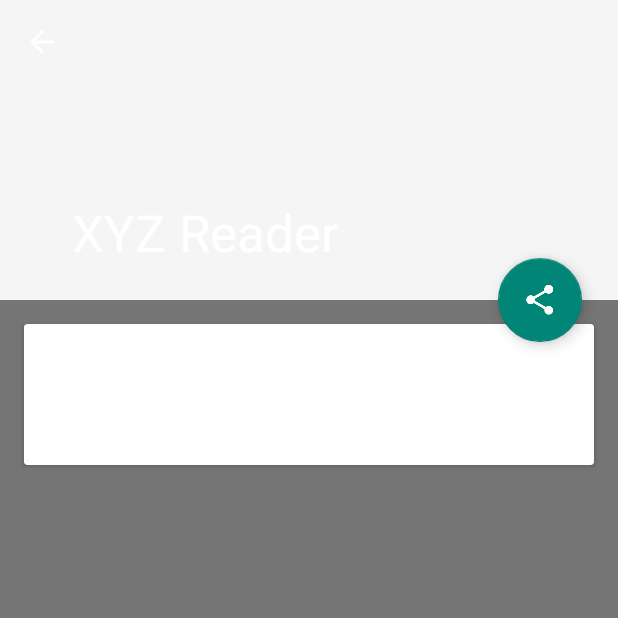
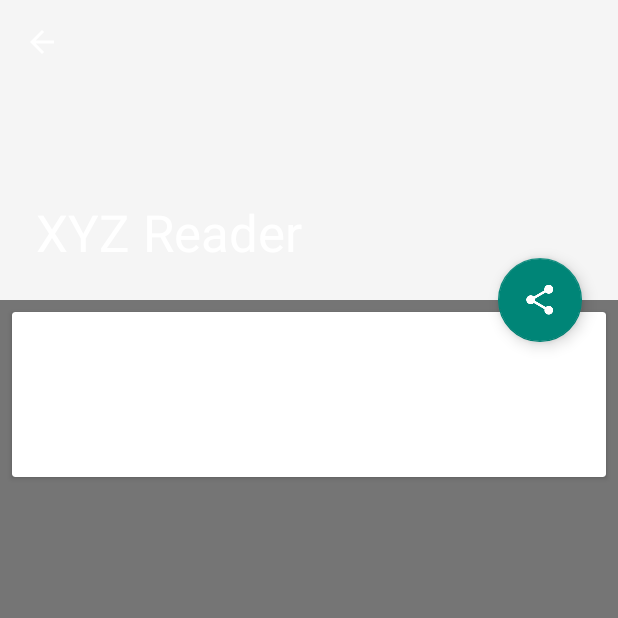
Before and after one commit to saurabh947/XYZReader, an Android app: the ArticleDetailActivity screen opened directly, with no data from a screen before it, on a phone screen of 412 x 824 dp, the top half of it. Run offline under Robolectric (Android 15) with nearby library versions, the phone set to English and light mode, and no system bars.

Commit message:
feat: Implemented Material Design Part 2

```diff
--- a/XYZReader/src/main/AndroidManifest.xml
+++ b/XYZReader/src/main/AndroidManifest.xml
@@ -16,6 +16,7 @@
 
         <activity
             android:name=".ui.activities.ArticleListActivity"
+            android:theme="@style/AppTheme"
             android:label="@string/app_name">
             <intent-filter>
                 <action android:name="android.intent.action.MAIN" />
@@ -25,6 +26,7 @@
 
         <activity
             android:name=".ui.activities.ArticleDetailActivity"
+            android:theme="@style/AppTheme"
             android:parentActivityName=".ui.activities.ArticleListActivity">
             <intent-filter>
                 <action android:name="android.intent.action.VIEW" />
--- a/XYZReader/src/main/java/com/example/xyzreader/ui/adapters/ArticleListAdapter.java
+++ b/XYZReader/src/main/java/com/example/xyzreader/ui/adapters/ArticleListAdapter.java
@@ -53,7 +53,7 @@ public class ArticleListAdapter extends RecyclerView.Adapter<ViewHolder> {
                 mCursor.getLong(ArticleLoader.Query.PUBLISHED_DATE),
                 System.currentTimeMillis(), DateUtils.HOUR_IN_MILLIS,
                 DateUtils.FORMAT_ABBREV_ALL).toString()
-                + " by "
+                + " by \n"
                 + mCursor.getString(ArticleLoader.Query.AUTHOR);
         holder.subtitleView.setText(subtitleText);
         holder.thumbnailView.setImageUrl(mCursor.getString(ArticleLoader.Query.THUMB_URL),
--- a/XYZReader/src/main/res/layout/activity_article_detail.xml
+++ b/XYZReader/src/main/res/layout/activity_article_detail.xml
@@ -2,6 +2,7 @@
     android:id="@+id/main_content"
     xmlns:android="http://schemas.android.com/apk/res/android"
     xmlns:app="http://schemas.android.com/apk/res-auto"
+    xmlns:tools="http://schemas.android.com/tools"
     android:layout_width="match_parent"
     android:layout_height="match_parent"
     android:fitsSystemWindows="true">
@@ -18,9 +19,8 @@
             android:layout_width="match_parent"
             android:layout_height="match_parent"
             android:fitsSystemWindows="true"
-            app:contentScrim="?attr/colorPrimary"
             app:expandedTitleMarginEnd="64dp"
-            app:expandedTitleMarginStart="48dp"
+            app:expandedTitleMarginStart="24dp"
             app:layout_scrollFlags="scroll|exitUntilCollapsed">
 
             <ImageView
@@ -62,17 +62,21 @@
                     style="?android:attr/textAppearanceSmall"
                     android:layout_width="match_parent"
                     android:layout_height="wrap_content"
-                    android:textColor="#8fff"/>
+                    android:layout_marginBottom="@dimen/common_padding_medium"
+                    android:textColor="@color/theme_text_primary"
+                    android:textColorLink="@color/text_link"
+                    tools:text="Subtitle"/>
 
                 <TextView
                     android:id="@+id/article_body"
-                    style="?android:attr/textAppearanceMedium"
                     android:layout_width="match_parent"
                     android:layout_height="wrap_content"
+                    android:layout_marginBottom="@dimen/common_padding_medium"
                     android:lineSpacingMultiplier="@fraction/detail_body_line_spacing_multiplier"
                     android:textColor="@color/theme_text_primary"
                     android:textColorLink="@color/text_link"
-                    android:textSize="@dimen/detail_body_text_size"/>
+                    android:textSize="@dimen/detail_body_text_size"
+                    tools:text="Body"/>
             </LinearLayout>
         </android.support.v7.widget.CardView>
     </android.support.v4.widget.NestedScrollView>
--- a/XYZReader/src/main/res/layout/activity_article_list.xml
+++ b/XYZReader/src/main/res/layout/activity_article_list.xml
@@ -8,7 +8,8 @@
     <android.support.v4.widget.SwipeRefreshLayout
         android:id="@+id/swipe_refresh_layout"
         android:layout_width="match_parent"
-        android:layout_height="match_parent">
+        android:layout_height="match_parent"
+        android:paddingTop="?actionBarSize">
 
         <android.support.v7.widget.RecyclerView
             android:id="@+id/recycler_view"
@@ -17,8 +18,7 @@
             android:clipToPadding="false"
             android:paddingBottom="28dp"
             android:paddingLeft="@dimen/list_side_margin"
-            android:paddingRight="@dimen/list_side_margin"
-            android:paddingTop="?actionBarSize"/>
+            android:paddingRight="@dimen/list_side_margin"/>
     </android.support.v4.widget.SwipeRefreshLayout>
 
     <FrameLayout
--- a/XYZReader/src/main/res/layout/list_item_article.xml
+++ b/XYZReader/src/main/res/layout/list_item_article.xml
@@ -37,7 +37,7 @@
             android:ellipsize="end"
             android:padding="@dimen/common_padding_medium"
             android:paddingTop="@dimen/common_padding_small"
-            android:singleLine="true"
+            android:maxLines="2"
             android:textColor="@color/theme_text_secondary"
             tools:text="Subtitle"/>
     </LinearLayout>
--- a/XYZReader/src/main/res/values/dimens.xml
+++ b/XYZReader/src/main/res/values/dimens.xml
@@ -11,6 +11,7 @@
     <dimen name="common_padding_small">4dp</dimen>
     <dimen name="common_padding_medium">8dp</dimen>
     <dimen name="common_padding_large">16dp</dimen>
+    <dimen name="common_padding_xlarge">24dp</dimen>
 
-    <dimen name="card_margin">16dp</dimen>
+    <dimen name="card_margin">8dp</dimen>
 </resources>
--- a/XYZReader/src/main/res/values/strings.xml
+++ b/XYZReader/src/main/res/values/strings.xml
@@ -9,4 +9,5 @@
 
     <string name="article_image_description">Article Image</string>
 
+    <string name="toast_error_cursor">Error retrieving article details!</string>
 </resources>
--- a/XYZReader/src/main/res/values/styles.xml
+++ b/XYZReader/src/main/res/values/styles.xml
@@ -26,12 +26,12 @@
     </style>
 
     <style name="Widget.CardContent" parent="android:Widget">
-        <item name="android:paddingLeft">16dp</item>
-        <item name="android:paddingRight">16dp</item>
-        <item name="android:paddingTop">24dp</item>
-        <item name="android:paddingBottom">24dp</item>
+        <item name="android:paddingLeft">@dimen/common_padding_large</item>
+        <item name="android:paddingRight">@dimen/common_padding_large</item>
+        <item name="android:paddingTop">@dimen/common_padding_xlarge</item>
+        <item name="android:paddingBottom">@dimen/common_padding_xlarge</item>
         <item name="android:orientation">vertical</item>
-        <item name="android:elevation">4dp</item>
+        <item name="android:elevation">@dimen/common_padding_small</item>
     </style>
 
 </resources>
```
Also changed, not shown: XYZReader/src/main/java/com/example/xyzreader/ui/DividerItemDecoration.java (deleted, +0 -101 lines), XYZReader/src/main/java/com/example/xyzreader/ui/activities/ArticleDetailActivity.java (+56 -52 lines), XYZReader/src/main/java/com/example/xyzreader/ui/fragments/ArticleDetailFragment.java (deleted, +0 -127 lines), XYZReader/src/main/java/com/example/xyzreader/ui/views/MaxWidthLinearLayout.java (deleted, +0 -66 lines), XYZReader/src/main/java/com/example/xyzreader/ui/views/ObservableScrollView.java (deleted, +0 -63 lines).
